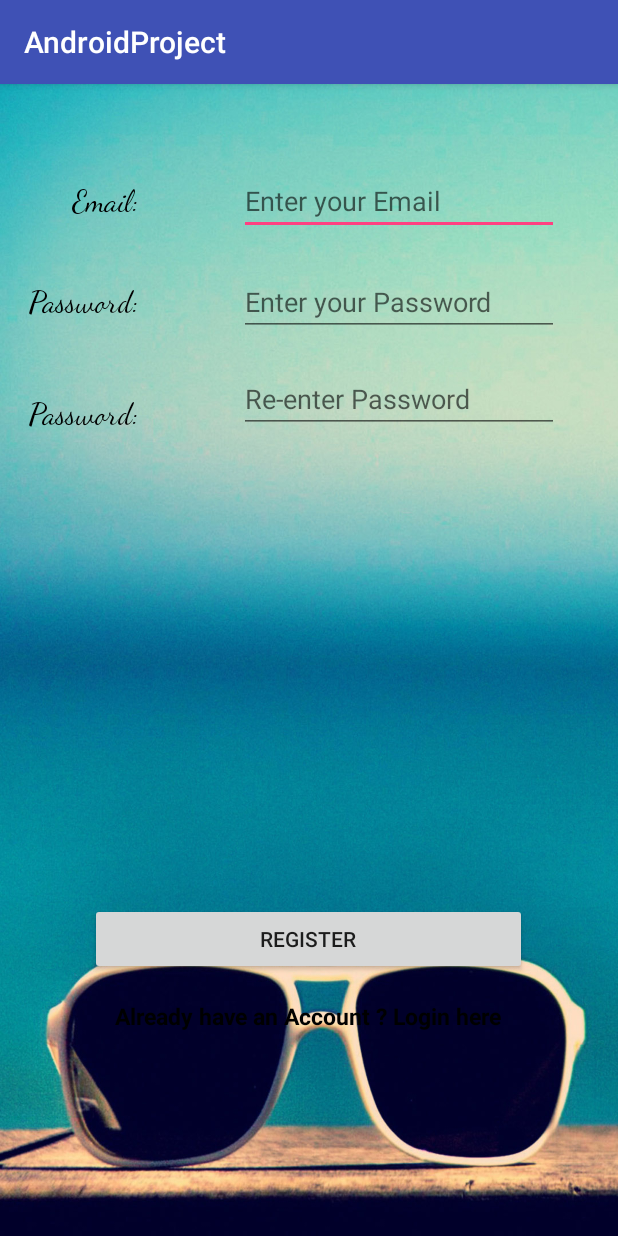
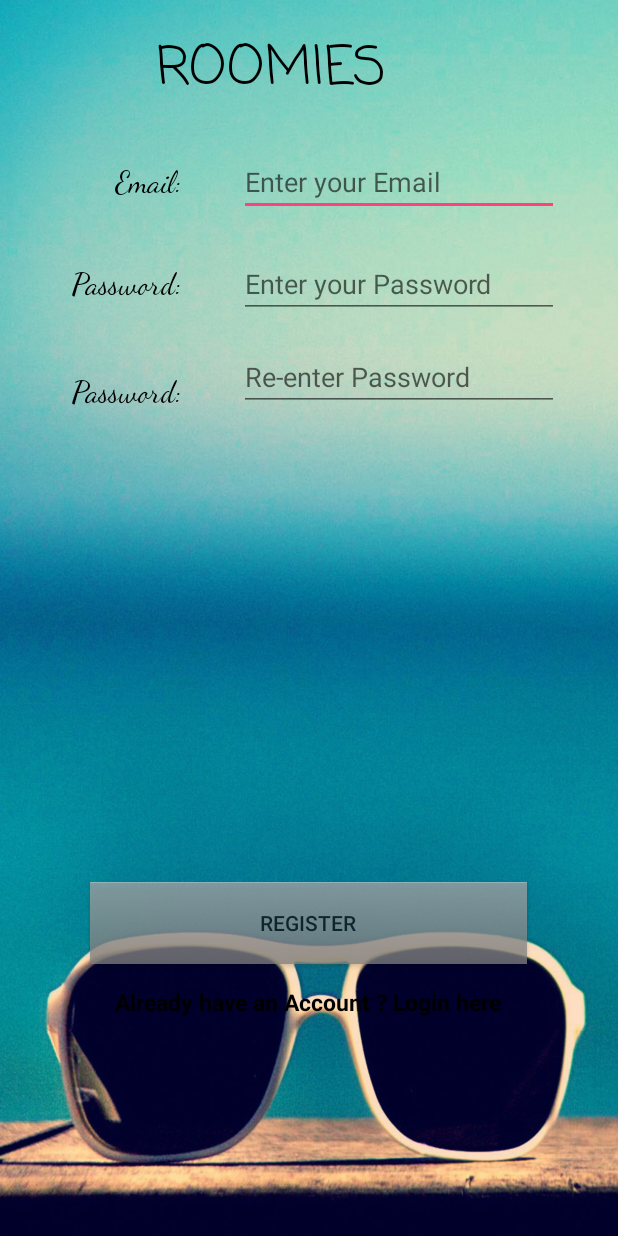
Before and after one commit to HappyGoldDeveloper/AndroidProject-ADEV-2007, an Android app: the Register screen opened directly, with no data from a screen before it, on a phone screen of 412 x 824 dp. Run offline under Robolectric (Android 15) with nearby library versions, the phone set to English and light mode, and no system bars; our stand-ins replace Firebase (no records; nobody signed in at launch, a user with empty details on screens opened directly).

Commit message:
Added code to hide the title bar on register and login activity.

```diff
--- a/app/src/main/java/com/example/arshdeepsangha/androidproject/MainActivity.java
+++ b/app/src/main/java/com/example/arshdeepsangha/androidproject/MainActivity.java
@@ -5,6 +5,7 @@ import android.os.Bundle;
 import android.support.annotation.NonNull;
 import android.support.v7.app.AppCompatActivity;
 import android.view.View;
+import android.view.Window;
 import android.widget.Button;
 import android.widget.EditText;
 import android.widget.ProgressBar;
@@ -33,8 +34,10 @@ public class MainActivity extends AppCompatActivity {
     @Override
     protected void onCreate(Bundle savedInstanceState) {
         super.onCreate(savedInstanceState);
+        requestWindowFeature(Window.FEATURE_NO_TITLE);
+        getSupportActionBar().hide();
+
         setContentView(R.layout.activity_main);
-
         firebaseAuth = FirebaseAuth.getInstance();
         registerLink = findViewById(R.id.registerLink);
         etEmailLog = findViewById(R.id.etEmailLog);
--- a/app/src/main/java/com/example/arshdeepsangha/androidproject/Register.java
+++ b/app/src/main/java/com/example/arshdeepsangha/androidproject/Register.java
@@ -5,6 +5,7 @@ import android.os.Bundle;
 import android.support.annotation.NonNull;
 import android.support.v7.app.AppCompatActivity;
 import android.view.View;
+import android.view.Window;
 import android.widget.Button;
 import android.widget.EditText;
 import android.widget.ProgressBar;
@@ -35,6 +36,8 @@ public class Register extends AppCompatActivity {
     @Override
     protected void onCreate(Bundle savedInstanceState) {
         super.onCreate(savedInstanceState);
+        requestWindowFeature(Window.FEATURE_NO_TITLE);
+        getSupportActionBar().hide();
         setContentView(R.layout.activity_register);
 
         progressBar = findViewById(R.id.progressBar);
--- a/app/src/main/res/layout/activity_main.xml
+++ b/app/src/main/res/layout/activity_main.xml
@@ -73,10 +73,10 @@
         android:layout_height="wrap_content"
         android:layout_alignParentBottom="true"
         android:layout_centerHorizontal="true"
-        android:layout_marginBottom="22dp"
-        android:text="Don't have an account? Register here."
+        android:layout_marginBottom="13dp"
+        android:text="Create an account"
         android:textColor="@android:color/background_dark"
-        android:textSize="15sp"
+        android:textSize="20sp"
         android:textStyle="bold|italic" />
 
     <ProgressBar
--- a/app/src/main/res/layout/activity_register.xml
+++ b/app/src/main/res/layout/activity_register.xml
@@ -11,9 +11,9 @@
         android:id="@+id/textView"
         android:layout_width="wrap_content"
         android:layout_height="wrap_content"
-        android:layout_alignBaseline="@+id/etEmailReg"
-        android:layout_alignParentStart="true"
-        android:layout_marginStart="48dp"
+        android:layout_alignParentTop="true"
+        android:layout_alignStart="@+id/loginLink"
+        android:layout_marginTop="109dp"
         android:fontFamily="cursive"
         android:text="Email:"
         android:textColor="@android:color/background_dark"
@@ -25,7 +25,7 @@
         android:layout_height="wrap_content"
         android:layout_alignEnd="@+id/textView"
         android:layout_alignParentTop="true"
-        android:layout_marginTop="133dp"
+        android:layout_marginTop="177dp"
         android:fontFamily="cursive"
         android:text="Password:"
         android:textColor="@android:color/background_dark"
@@ -37,7 +37,7 @@
         android:layout_height="wrap_content"
         android:layout_alignEnd="@+id/textView"
         android:layout_alignParentTop="true"
-        android:layout_marginTop="208dp"
+        android:layout_marginTop="249dp"
         android:fontFamily="cursive"
         android:text="Password:"
         android:textColor="@android:color/background_dark"
@@ -47,9 +47,8 @@
         android:id="@+id/etEmailReg"
         android:layout_width="wrap_content"
         android:layout_height="wrap_content"
-        android:layout_alignParentTop="true"
+        android:layout_alignBaseline="@+id/textView"
         android:layout_alignStart="@+id/etPasswordReg"
-        android:layout_marginTop="55dp"
         android:ems="10"
         android:hint="Enter your Email"
         android:inputType="textPersonName" />
@@ -81,7 +80,11 @@
         android:layout_height="wrap_content"
         android:layout_alignParentBottom="true"
         android:layout_centerHorizontal="true"
-        android:layout_marginBottom="174dp"
+        android:layout_marginBottom="181dp"
+        android:alpha="0.75"
+        android:background="@android:drawable/bottom_bar"
+        android:color="#66FF0000"
+        android:requiresFadingEdge="none|horizontal|vertical"
         android:text="Register" />
 
     <TextView
@@ -90,7 +93,7 @@
         android:layout_height="wrap_content"
         android:layout_alignParentBottom="true"
         android:layout_centerHorizontal="true"
-        android:layout_marginBottom="136dp"
+        android:layout_marginBottom="145dp"
         android:text="Already have an Account ? Login here"
         android:textColor="@android:color/background_dark"
         android:textSize="15sp"
@@ -101,7 +104,21 @@
         style="?android:attr/progressBarStyle"
         android:layout_width="wrap_content"
         android:layout_height="wrap_content"
-        android:layout_alignTop="@+id/btnRegister"
-        android:layout_toEndOf="@+id/textView"
+        android:layout_below="@+id/textView4"
+        android:layout_centerHorizontal="true"
         android:visibility="invisible" />
+
+    <TextView
+        android:id="@+id/textView10"
+        android:layout_width="wrap_content"
+        android:layout_height="wrap_content"
+        android:layout_alignParentStart="true"
+        android:layout_alignParentTop="true"
+        android:layout_marginStart="104dp"
+        android:layout_marginTop="19dp"
+        android:fontFamily="casual"
+        android:text="ROOMIES"
+        android:textColor="@android:color/black"
+        android:textSize="35sp" />
+
 </RelativeLayout>
```
